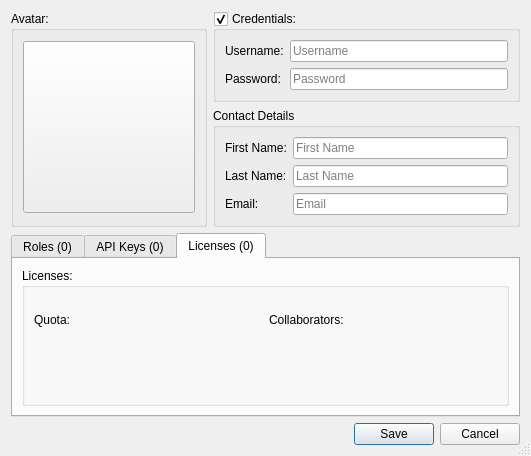
3drepo/3drepogui, file forms/repo_dialog_user.ui: the form before one commit.
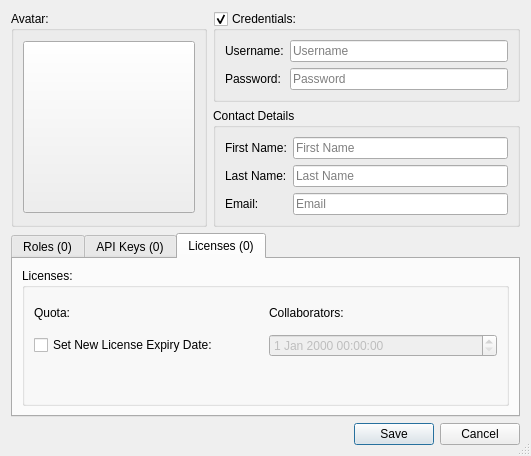
The form after the commit. The open tabs and pages were chosen to show the change. Custom widgets are drawn as their Qt base class.

Commit message: #158 allow set expiry date

```diff
--- a/forms/repo_dialog_user.ui
+++ b/forms/repo_dialog_user.ui
@@ -376,6 +376,24 @@
             </item>
            </layout>
           </item>
+          <item>
+           <layout class="QHBoxLayout" name="horizontalLayout_2">
+            <item>
+             <widget class="QCheckBox" name="expiryDateCheckBox">
+              <property name="text">
+               <string>Set New License Expiry Date:</string>
+              </property>
+             </widget>
+            </item>
+            <item>
+             <widget class="QDateTimeEdit" name="expiryDateEdit">
+              <property name="enabled">
+               <bool>false</bool>
+              </property>
+             </widget>
+            </item>
+           </layout>
+          </item>
           <item>
            <widget class="repo::gui::widget::UnfilterableTreeWidget" name="licensesUnfilterableTreeWidget" native="true">
             <property name="enabled">
```
Left out of the diff: 2 changed lines with no effect on the pictures. The commit also changes 2 other files.
